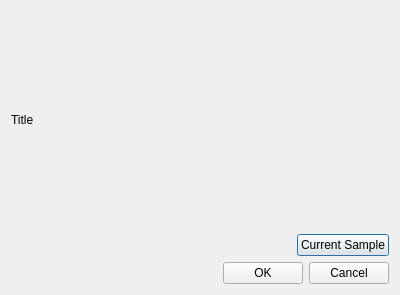
First picture: the form in forms/Dialog_Edit_Form.ui, repository YutaNaist/Data_Memo_Transfer, before the edit.
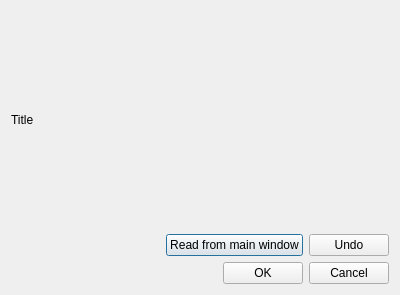
Second picture: the form after the edit.

Commit message: 0.0.02 Build at 20230725 Append Undo Button

What changed in the file:
```diff
--- a/forms/Dialog_Edit_Form.ui
+++ b/forms/Dialog_Edit_Form.ui
@@ -42,7 +42,14 @@
      <item>
       <widget class="QPushButton" name="PB_Current_Sample">
        <property name="text">
-        <string>Current Sample</string>
+        <string>Read from main window</string>
+       </property>
+      </widget>
+     </item>
+     <item>
+      <widget class="QPushButton" name="PB_Undo">
+       <property name="text">
+        <string>Undo</string>
        </property>
       </widget>
      </item>
```
The commit also changes 50 other files.
